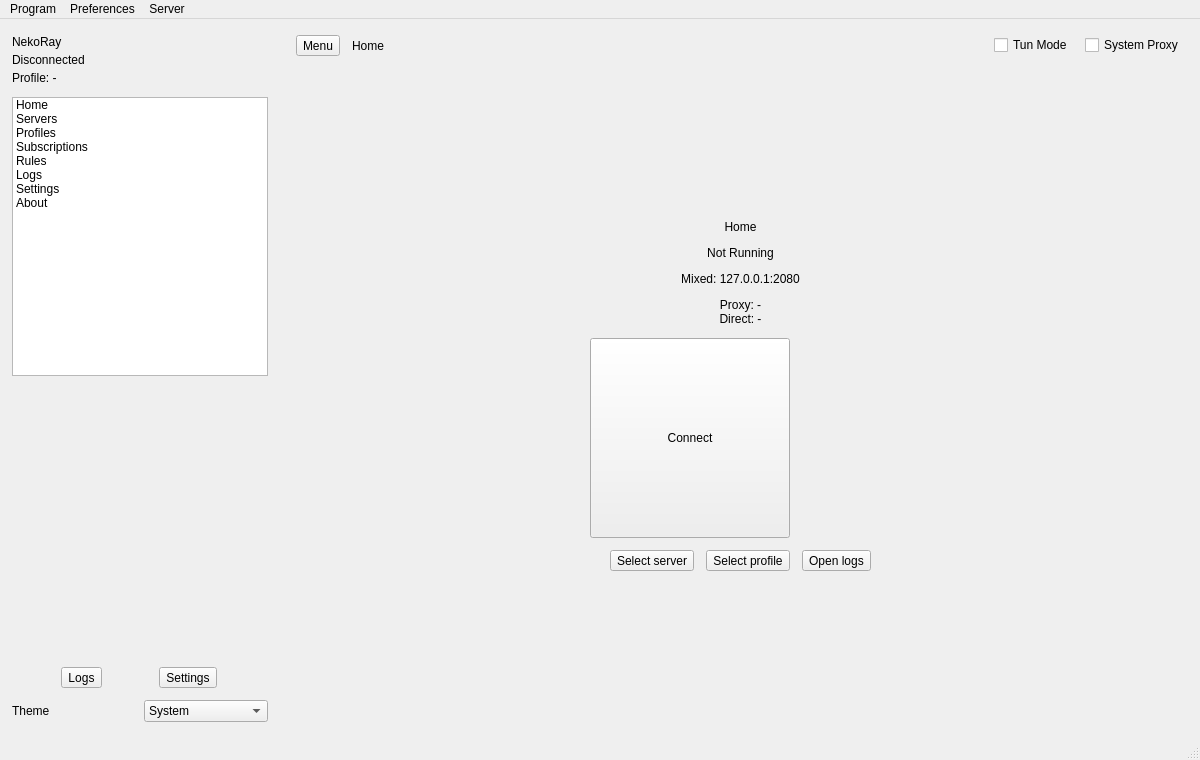
Above: ui/mainwindow.ui from cofedish/cofe-nekobox before the change. Below: the same form after it.
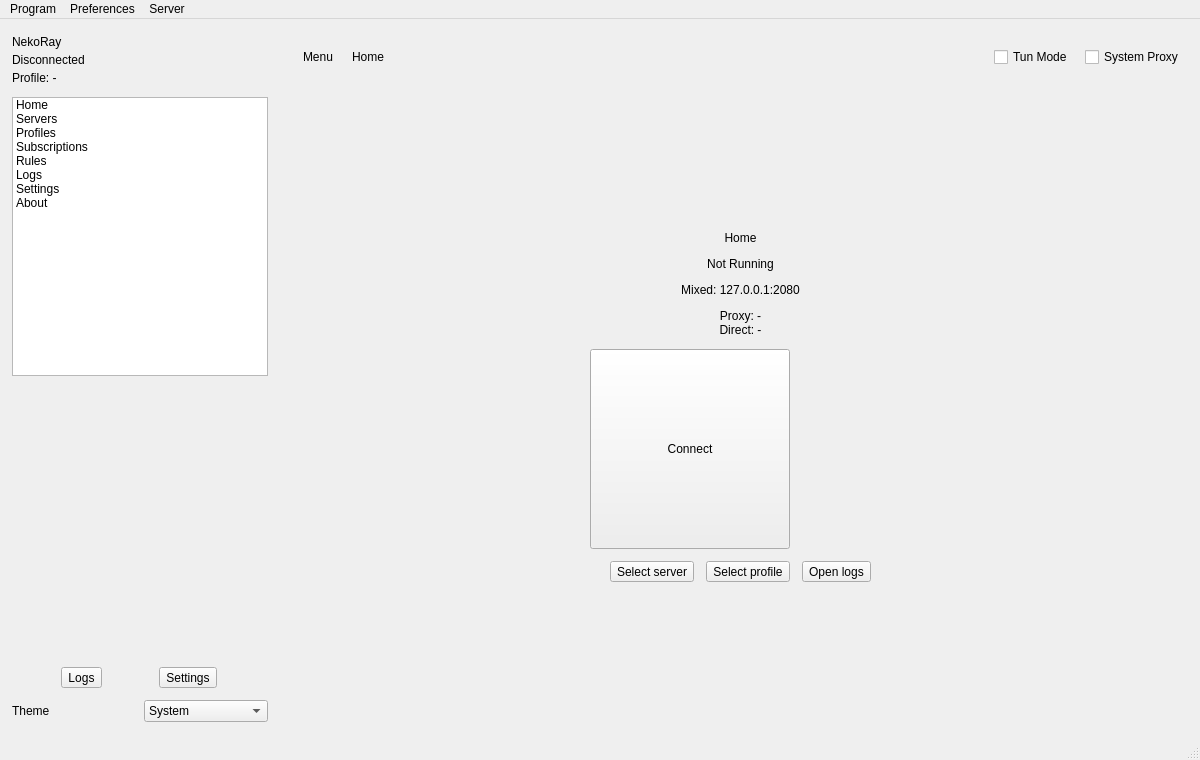
That is the form after the change. Custom widgets are drawn as their Qt base class.

Commit message: ui: drawer menu + hamburger button

The edit to the form file:
```diff
--- a/ui/mainwindow.ui
+++ b/ui/mainwindow.ui
@@ -40,7 +40,7 @@
      <widget class="QFrame" name="drawer_container">
       <property name="minimumSize">
        <size>
-        <width>72</width>
+        <width>0</width>
         <height>0</height>
        </size>
       </property>
@@ -299,11 +299,8 @@
         <number>16</number>
        </property>
        <item>
-        <widget class="QFrame" name="topbar">
-         <property name="frameShape">
-          <enum>QFrame::NoFrame</enum>
-         </property>
-         <layout class="QHBoxLayout" name="topbarLayout">
+        <widget class="QWidget" name="header_row" native="true">
+         <layout class="QHBoxLayout" name="headerRowLayout">
           <property name="leftMargin">
            <number>0</number>
           </property>
@@ -321,11 +318,50 @@
           </property>
           <item>
            <widget class="QToolButton" name="drawer_toggle">
+            <property name="minimumSize">
+             <size>
+              <width>44</width>
+              <height>44</height>
+             </size>
+            </property>
+            <property name="maximumSize">
+             <size>
+              <width>44</width>
+              <height>44</height>
+             </size>
+            </property>
             <property name="text">
              <string>Menu</string>
             </property>
+            <property name="toolButtonStyle">
+             <enum>Qt::ToolButtonIconOnly</enum>
+            </property>
+            <property name="autoRaise">
+             <bool>true</bool>
+            </property>
            </widget>
           </item>
+          <item>
+           <widget class="QFrame" name="topbar">
+            <property name="frameShape">
+             <enum>QFrame::NoFrame</enum>
+            </property>
+            <layout class="QHBoxLayout" name="topbarLayout">
+             <property name="leftMargin">
+              <number>0</number>
+             </property>
+             <property name="topMargin">
+              <number>0</number>
+             </property>
+             <property name="rightMargin">
+              <number>0</number>
+             </property>
+             <property name="bottomMargin">
+              <number>0</number>
+             </property>
+             <property name="spacing">
+              <number>12</number>
+             </property>
           <item>
            <widget class="QLabel" name="topbar_title">
             <property name="text">
@@ -358,6 +394,9 @@
             <property name="text">
              <string>System Proxy</string>
             </property>
+              </widget>
+             </item>
+            </layout>
            </widget>
           </item>
          </layout>
```
Lines whose indentation alone changed are shown as unchanged. The commit also changes 3 other files.
